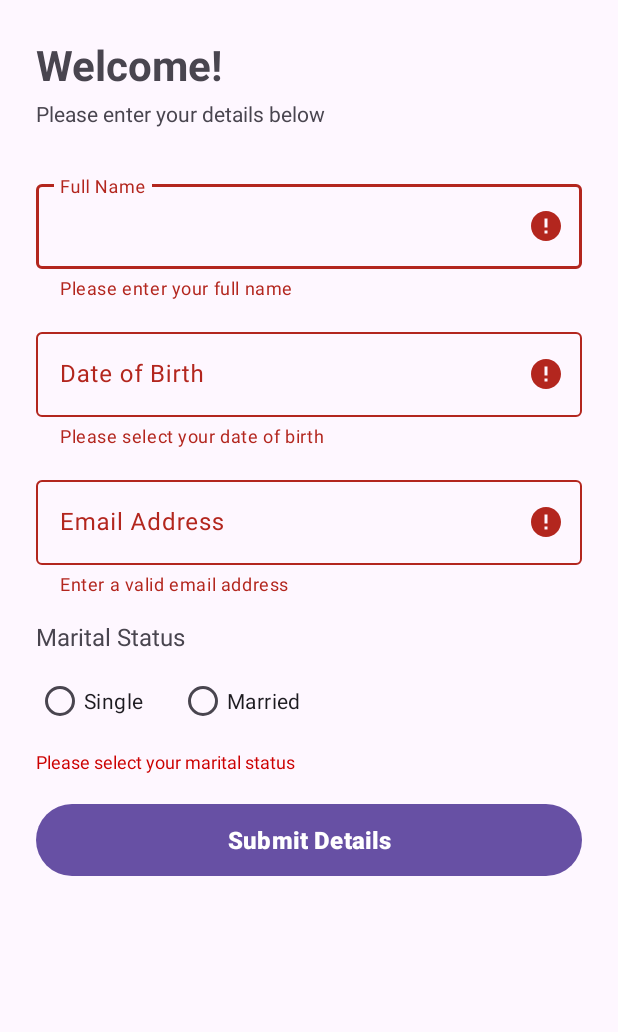
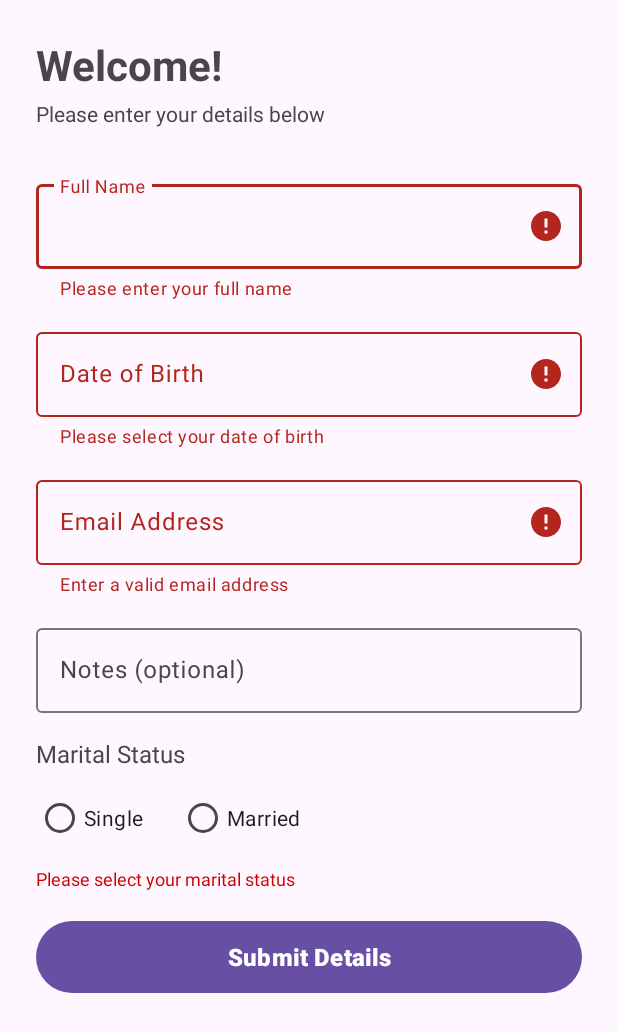
Before and after one commit to Kiamapatrick/UserInputCaptureWithAndroidApp, an Android app: the screen it shows after launch (MainActivity), after a tap on "Submit Details", on a phone screen of 412 x 824 dp. Shown: the top 1032 px of the screen. Run offline under Robolectric (Android 15) with nearby library versions, the phone set to English and light mode, and no system bars.

Commit message:
Add optional Notes field, fix focus/keyboard accessibility, update icon label, add FormValidation logging

```diff
--- a/app/src/main/java/com/smart/userinputcapture/MainActivity.java
+++ b/app/src/main/java/com/smart/userinputcapture/MainActivity.java
@@ -6,11 +6,14 @@ import android.os.Bundle;
 import android.text.Editable;
 import android.text.TextUtils;
 import android.text.TextWatcher;
+import android.util.Log;
+import android.view.MotionEvent;
 import android.view.View;
 import android.view.inputmethod.InputMethodManager;
 import android.widget.Button;
 import android.widget.RadioButton;
 import android.widget.RadioGroup;
+import android.widget.ScrollView;
 import android.widget.TextView;
 
 import androidx.appcompat.app.AlertDialog;
@@ -27,12 +30,15 @@ import java.util.Locale;
 
 public class MainActivity extends AppCompatActivity {
 
-    private TextInputLayout layoutName, layoutDate, layoutEmail;
-    private TextInputEditText editTextName, editTextDate, editTextEmail;
+    private static final String LOG_TAG = "FormValidation";
+
+    private TextInputLayout layoutName, layoutDate, layoutEmail, layoutNotes;
+    private TextInputEditText editTextName, editTextDate, editTextEmail, editTextNotes;
     private RadioGroup radioGroupMarital;
     private TextView textViewMaritalError;
     private Button buttonSubmit;
     private View rootLayout;
+    private ScrollView scrollView;
 
     // Date format for parsing/displaying
     private static final SimpleDateFormat DATE_FORMAT = new SimpleDateFormat("dd/MM/yyyy", Locale.getDefault());
@@ -59,13 +65,16 @@ public class MainActivity extends AppCompatActivity {
         layoutName = findViewById(R.id.layoutName);
         layoutDate = findViewById(R.id.layoutDate);
         layoutEmail = findViewById(R.id.layoutEmail);
+        layoutNotes = findViewById(R.id.layoutNotes);
         editTextName = findViewById(R.id.editTextName);
         editTextDate = findViewById(R.id.editTextDate);
         editTextEmail = findViewById(R.id.editTextEmail);
+        editTextNotes = findViewById(R.id.editTextNotes);
         radioGroupMarital = findViewById(R.id.radioGroupMarital);
         textViewMaritalError = findViewById(R.id.textViewMaritalError);
         buttonSubmit = findViewById(R.id.buttonSubmit);
         rootLayout = findViewById(android.R.id.content);
+        scrollView = findViewById(R.id.scrollView);
 
         // Restore state
         if (savedInstanceState != null) {
@@ -75,14 +84,29 @@ public class MainActivity extends AppCompatActivity {
         // Clear errors on text change
         setupErrorClearing();
 
-        // Open the calendar when the date field is tapped
-        editTextDate.setOnClickListener(v -> showDatePicker());
+        // Open the calendar when the date field is tapped - use touch listener
+        // to ensure single-tap works when focusable
+        editTextDate.setOnTouchListener((v, event) -> {
+            if (event.getAction() == MotionEvent.ACTION_UP) {
+                Log.d(LOG_TAG, "Date field tapped, showing picker");
+                v.performClick();
+                showDatePicker();
+                return true;
+            }
+            return false;
+        });
 
         // Open the calendar when the end icon is tapped
-        layoutDate.setEndIconOnClickListener(v -> showDatePicker());
+        layoutDate.setEndIconOnClickListener(v -> {
+            Log.d(LOG_TAG, "Date picker icon tapped");
+            showDatePicker();
+        });
 
         // Show the summary dialog on submit
-        buttonSubmit.setOnClickListener(v -> onSubmit());
+        buttonSubmit.setOnClickListener(v -> {
+            Log.d(LOG_TAG, "Submit button clicked");
+            onSubmit();
+        });
     }
 
     @Override
@@ -215,24 +239,34 @@ public class MainActivity extends AppCompatActivity {
         String name = editTextName.getText().toString().trim();
         String date = editTextDate.getText().toString().trim();
         String email = editTextEmail.getText().toString().trim();
+        String notes = editTextNotes.getText().toString().trim();
+
+        Log.d(LOG_TAG, "Validating form - name: " + name + ", date: " + date + ", email: " + email);
 
         firstInvalidField = null;
 
         if (!validate(name, date, email)) {
+            Log.d(LOG_TAG, "Validation failed, first invalid field: " + firstInvalidField);
             // Focus first invalid field and hide keyboard
             if (firstInvalidField != null) {
                 firstInvalidField.requestFocus();
+                scrollToView(firstInvalidField);
                 hideKeyboard(firstInvalidField);
             }
             return;
         }
+
+        Log.d(LOG_TAG, "Validation passed");
 
         // Read selected marital status from RadioButton's text
         int checkedId = radioGroupMarital.getCheckedRadioButtonId();
         RadioButton checkedRadioButton = findViewById(checkedId);
         String maritalStatus = checkedRadioButton != null ? checkedRadioButton.getText().toString() : "";
 
-        String message = getString(R.string.dialog_summary, name, date, email, maritalStatus);
+        // Use "None" if notes is empty
+        String notesDisplay = notes.isEmpty() ? getString(R.string.notes_none) : notes;
+
+        String message = getString(R.string.dialog_summary, name, date, email, maritalStatus, notesDisplay);
 
         // Show confirmation dialog
         new AlertDialog.Builder(MainActivity.this)
@@ -241,20 +275,32 @@ public class MainActivity extends AppCompatActivity {
                 .setCancelable(false)
                 .setPositiveButton(R.string.dialog_button_confirm, (dialog, which) -> {
                     // Confirm: show Snackbar and reset form
+                    Log.d(LOG_TAG, "Form confirmed, resetting");
                     Snackbar.make(rootLayout, R.string.snackbar_submitted, Snackbar.LENGTH_LONG).show();
                     resetForm();
                 })
                 .setNegativeButton(R.string.dialog_button_edit, (dialog, which) -> {
                     // Edit: just close dialog
+                    Log.d(LOG_TAG, "Form edit requested");
                     dialog.dismiss();
                 })
                 .show();
+    }
+
+    private void scrollToView(View view) {
+        if (scrollView != null && view != null) {
+            // Scroll the view into view smoothly
+            scrollView.post(() -> {
+                view.requestRectangleOnScreen(new android.graphics.Rect(view.getLeft(), view.getTop(), view.getRight(), view.getBottom()), true);
+            });
+        }
     }
 
     private void resetForm() {
         editTextName.setText("");
         editTextDate.setText("");
         editTextEmail.setText("");
+        editTextNotes.setText("");
         radioGroupMarital.clearCheck();
         selectedDob = null;
         layoutName.setError(null);
@@ -266,6 +312,7 @@ public class MainActivity extends AppCompatActivity {
     private boolean validate(String name, String date, String email) {
         boolean valid = true;
 
+        Log.d(LOG_TAG, "Starting validation");
         layoutName.setError(null);
         layoutDate.setError(null);
         layoutEmail.setError(null);
@@ -273,6 +320,7 @@ public class MainActivity extends AppCompatActivity {
 
         // Validate name using Validators
         if (!Validators.isValidName(name)) {
+            Log.d(LOG_TAG, "Name validation failed");
             layoutName.setError(getString(R.string.error_name_required));
             if (firstInvalidField == null) firstInvalidField = editTextName;
             valid = false;
@@ -280,6 +328,7 @@ public class MainActivity extends AppCompatActivity {
 
         // Validate date
         if (TextUtils.isEmpty(date)) {
+            Log.d(LOG_TAG, "Date validation failed: empty");
             layoutDate.setError(getString(R.string.error_date_required));
             if (firstInvalidField == null) firstInvalidField = editTextDate;
             valid = false;
@@ -291,11 +340,13 @@ public class MainActivity extends AppCompatActivity {
                 dobCal.setTime(dob);
                 Calendar today = Calendar.getInstance();
                 if (!Validators.isAdult(dobCal, today)) {
+                    Log.d(LOG_TAG, "Date validation failed: underage");
                     layoutDate.setError(getString(R.string.error_date_underage));
                     if (firstInvalidField == null) firstInvalidField = editTextDate;
                     valid = false;
                 }
             } catch (Exception e) {
+                Log.d(LOG_TAG, "Date validation failed: parse error");
                 layoutDate.setError(getString(R.string.error_date_required));
                 if (firstInvalidField == null) firstInvalidField = editTextDate;
                 valid = false;
@@ -304,15 +355,17 @@ public class MainActivity extends AppCompatActivity {
 
         // Validate email using Validators
         if (!Validators.isValidEmail(email)) {
+            Log.d(LOG_TAG, "Email validation failed");
             layoutEmail.setError(getString(R.string.error_email_invalid));
             if (firstInvalidField == null) firstInvalidField = editTextEmail;
             valid = false;
         }
 
-        // Validate marital status
+        // Validate marital status - use radioSingle as focusable target
         if (radioGroupMarital.getCheckedRadioButtonId() == -1) {
+            Log.d(LOG_TAG, "Marital status validation failed");
             textViewMaritalError.setVisibility(View.VISIBLE);
-            if (firstInvalidField == null) firstInvalidField = radioGroupMarital;
+            if (firstInvalidField == null) firstInvalidField = findViewById(R.id.radioSingle);
             valid = false;
         }
 
--- a/app/src/main/res/layout/activity_main.xml
+++ b/app/src/main/res/layout/activity_main.xml
@@ -2,6 +2,7 @@
 <ScrollView xmlns:android="http://schemas.android.com/apk/res/android"
     xmlns:app="http://schemas.android.com/apk/res-auto"
     xmlns:tools="http://schemas.android.com/tools"
+    android:id="@+id/scrollView"
     android:layout_width="match_parent"
     android:layout_height="match_parent"
     android:fillViewport="true"
@@ -53,7 +54,7 @@
             android:layout_marginBottom="16dp"
             app:endIconMode="custom"
             app:endIconDrawable="@android:drawable/ic_menu_my_calendar"
-            app:endIconContentDescription="@string/hint_date_of_birth">
+            app:endIconContentDescription="@string/date_picker_icon_description">
 
             <com.google.android.material.textfield.TextInputEditText
                 android:id="@+id/editTextDate"
@@ -61,7 +62,8 @@
                 android:layout_height="wrap_content"
                 android:clickable="true"
                 android:cursorVisible="false"
-                android:focusable="false"
+                android:focusable="true"
+                android:focusableInTouchMode="true"
                 android:hint="@string/hint_date_of_birth"
                 android:inputType="none" />
         </com.google.android.material.textfield.TextInputLayout>
@@ -80,6 +82,23 @@
                 android:layout_height="wrap_content"
                 android:hint="@string/hint_email_address"
                 android:inputType="textEmailAddress" />
+        </com.google.android.material.textfield.TextInputLayout>
+
+        <!-- Notes (optional) -->
+        <com.google.android.material.textfield.TextInputLayout
+            android:id="@+id/layoutNotes"
+            style="@style/Widget.Material3.TextInputLayout.OutlinedBox"
+            android:layout_width="match_parent"
+            android:layout_height="wrap_content"
+            android:layout_marginBottom="16dp">
+
+            <com.google.android.material.textfield.TextInputEditText
+                android:id="@+id/editTextNotes"
+                android:layout_width="match_parent"
+                android:layout_height="wrap_content"
+                android:hint="@string/hint_notes"
+                android:inputType="textMultiLine|textCapSentences"
+                android:maxLines="3" />
         </com.google.android.material.textfield.TextInputLayout>
 
         <!-- Marital Status -->
@@ -120,7 +139,8 @@
             android:visibility="gone"
             android:text="@string/error_marital_inline"
             android:textColor="@android:color/holo_red_dark"
-            android:textSize="12sp" />
+            android:textSize="12sp"
+            android:accessibilityLiveRegion="polite" />
 
         <Button
             android:id="@+id/buttonSubmit"
--- a/app/src/main/res/values/strings.xml
+++ b/app/src/main/res/values/strings.xml
@@ -9,6 +9,7 @@
     <string name="hint_full_name">Full Name</string>
     <string name="hint_date_of_birth">Date of Birth</string>
     <string name="hint_email_address">Email Address</string>
+    <string name="hint_notes">Notes (optional)</string>
     <string name="label_marital_status">Marital Status</string>
     <string name="radio_single">Single</string>
     <string name="radio_married">Married</string>
@@ -21,8 +22,11 @@
     <string name="error_email_invalid">Enter a valid email address</string>
     <string name="error_marital_inline">Please select your marital status</string>
 
+    <!-- Optional notes -->
+    <string name="notes_none">None</string>
+
     <!-- Submit dialog -->
-    <string name="dialog_summary">Name: %1$s\nDate: %2$s\nEmail: %3$s\nMarital Status: %4$s</string>
+    <string name="dialog_summary">Name: %1$s\nDate: %2$s\nEmail: %3$s\nMarital Status: %4$s\nNotes: %5$s</string>
 
     <!-- Confirmation dialog -->
     <string name="dialog_title_confirm">Confirm Submission</string>
@@ -31,4 +35,7 @@
 
     <!-- Snackbar -->
     <string name="snackbar_submitted">Details submitted successfully</string>
+
+    <!-- Accessibility -->
+    <string name="date_picker_icon_description">Choose date of birth</string>
 </resources>
```
